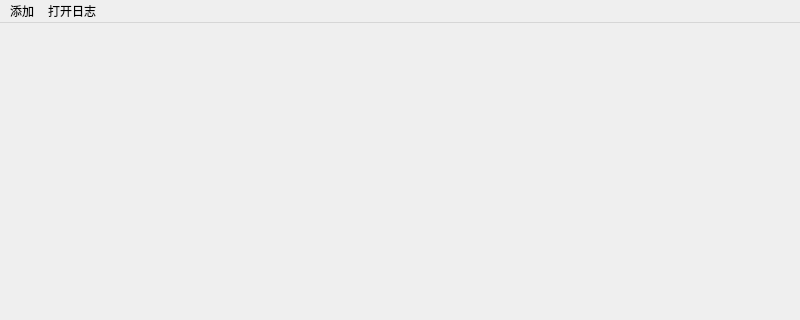
Qt form todomainwindow.ui (Charliechen114514/CharlieChensTodo) before a commit; both pictures show x 0 to 800 and y 0 to 320 of the 800 by 600 pixel window.
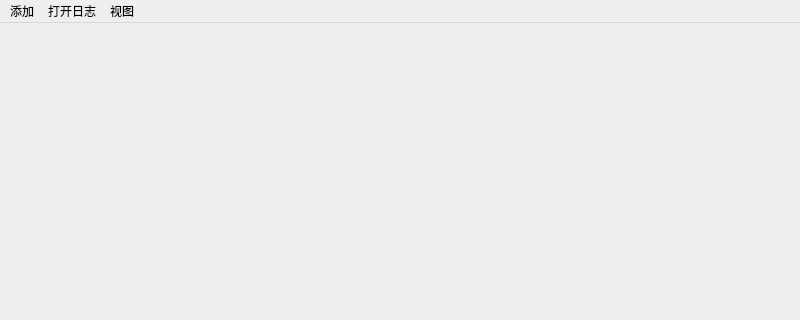
The same form after that commit.

```diff
--- a/todomainwindow.ui
+++ b/todomainwindow.ui
@@ -55,8 +55,15 @@
     </property>
     <addaction name="action_open_logger"/>
    </widget>
+   <widget class="QMenu" name="menu_3">
+    <property name="title">
+     <string>视图</string>
+    </property>
+    <addaction name="action_open_markdown_preview"/>
+   </widget>
    <addaction name="menu"/>
    <addaction name="menu_2"/>
+   <addaction name="menu_3"/>
   </widget>
   <widget class="QStatusBar" name="statusbar"/>
   <action name="action_addNewDate">
```
Left out of the diff: 5 changed lines with no effect on the pictures.
